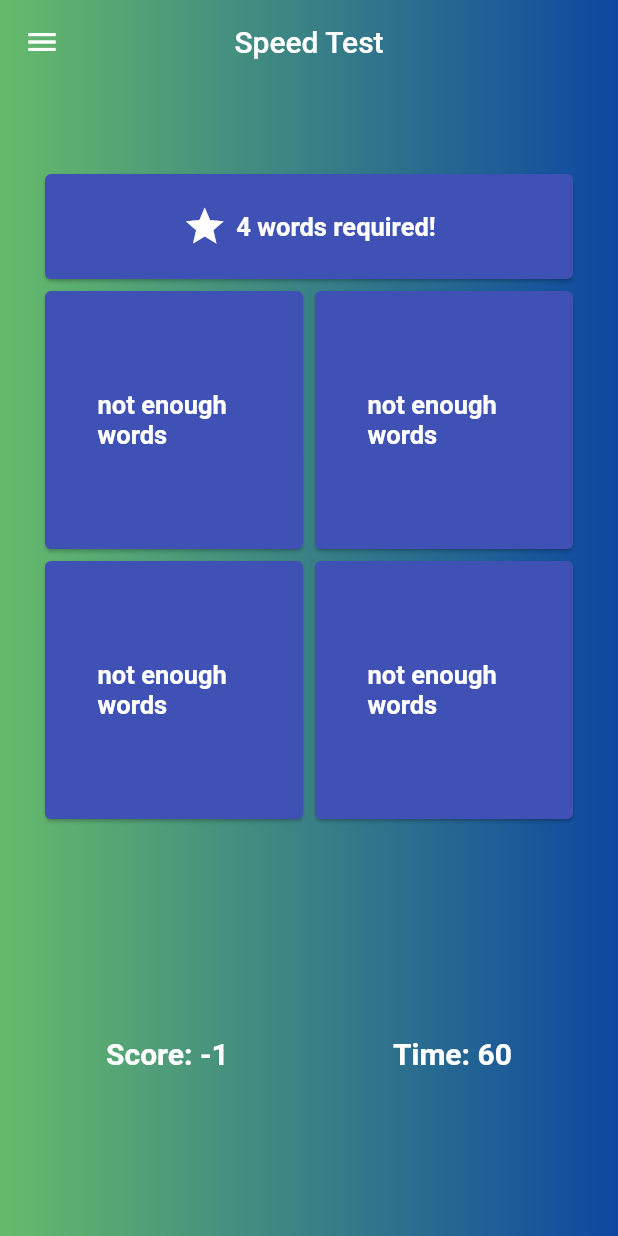
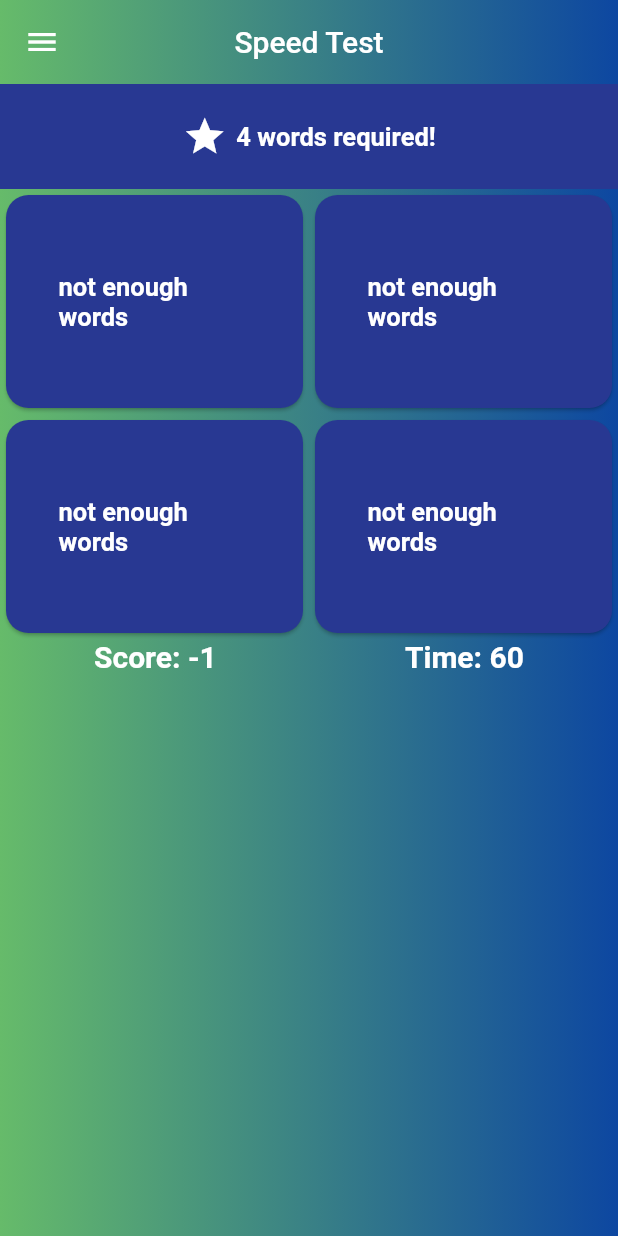
Before and after one commit to erdemsaray/WordFusionApp, a Flutter app: the SpeedTestPage screen opened by its route, after a tap on "not enough words", on a phone screen of 412 x 824 dp. Run offline on Flutter 3.47's test engine with Material 2 defaults, Android fonts, the phone set to English and light mode, and no system bars; our stand-ins replace animated_text_kit, cloud_firestore, firebase_auth, firebase_core, google_sign_in, lottie; missing offline and left inert: translator; accounts and stored records are empty.

Commit message:
speed test düzenlemeleri

```diff
--- a/lib/screens/homepage.dart
+++ b/lib/screens/homepage.dart
@@ -84,7 +84,6 @@ class _HomePageState extends State<HomePage> {
                       ),
                     ),
                     TextFormField(
-
                       style: const TextStyle(color: Colors.white, fontWeight: FontWeight.bold),
                       controller: controllerMean,
                       keyboardType: TextInputType.text,
@@ -143,7 +142,11 @@ class _HomePageState extends State<HomePage> {
                               child: const Text(
                                 "Save New Word",
                               ),
-                                    style: ElevatedButton.styleFrom(backgroundColor: secondColor)))),
+                              style: ButtonStyle(
+                                  backgroundColor: MaterialStateProperty.all(
+                                Colors.indigo,
+                              ))),
+                        ))
                       ],
                     ),
                   ],
--- a/lib/screens/speedtestpage.dart
+++ b/lib/screens/speedtestpage.dart
@@ -15,10 +15,7 @@ class SpeedTestPage extends StatefulWidget {
   State<SpeedTestPage> createState() => _SpeedTestPageState();
 }
 
-Color card0Color = Colors.indigo;
-Color card1Color = Colors.indigo;
-Color card2Color = Colors.indigo;
-Color card3Color = Colors.indigo;
+Color cardColor = Color.fromARGB(255, 40, 56, 146);
 
 Timer? timer;
 int kalanSure = 60;
@@ -34,6 +31,7 @@ bool card3answer = false;
 bool card2answer = false;
 bool card1answer = false;
 bool card0answer = false;
+RoundedRectangleBorder cardShape = RoundedRectangleBorder(borderRadius: BorderRadius.circular(15));
 
 void soruHazirla() {
   cevaplar.clear();
@@ -130,38 +128,14 @@ class _SpeedTestPageState extends State<SpeedTestPage> {
                       Colors.green.shade400,
                       Colors.blue.shade900,
                     ])),
-                    child: Stack(
+                    child: SafeArea(
+                      child: Column(
                         children: [
-                        Center(
-                          child: Container(
-                            height: size.height * 3,
-                            decoration: const BoxDecoration(
-                                //image: DecorationImage(alignment: Alignment.topCenter, image: AssetImage('assets/topheader.png'
-                                //)
-                                //)
-                                ),
-                          ),
-                        ),
-                        SafeArea(
-                          child: Padding(
-                            padding: const EdgeInsets.only(right: 16, left: 16, top: 16),
-                            child: Column(
-                              mainAxisAlignment: MainAxisAlignment.center,
-                              crossAxisAlignment: CrossAxisAlignment.center,
+                          Column(
                             children: [
-                                Padding(
-                                  padding: const EdgeInsets.only(
-                                    right: 10,
-                                    left: 10,
-                                    top: 40,
-                                  ),
-                                  child: Card(
-                                    color: Colors.indigo,
-                                    child: Center(
-                                      child: Column(
-                                        mainAxisSize: MainAxisSize.min,
-                                        children: [
-                                          Row(
+                              Container(
+                                color: cardColor,
+                                child: Row(
                                   mainAxisAlignment: MainAxisAlignment.center,
                                   children: [
                                     const SizedBox(
@@ -181,22 +155,16 @@ class _SpeedTestPageState extends State<SpeedTestPage> {
                                     ),
                                   ],
                                 ),
-                                        ],
                               ),
-                                    ),
-                                  ),
-                                ),
+                              Row(
+                                mainAxisAlignment: MainAxisAlignment.center,
+                                children: [
                                   Expanded(
-                                  child: Padding(
-                                    padding: const EdgeInsets.only(
-                                      right: 10,
-                                      left: 10,
-                                    ),
-                                    child: GridView.count(
-                                      crossAxisCount: 2,
-                                      children: [
-                                        Card(
-                                          color: card0answer ? Colors.green : card0Color,
+                                    child: Container(
+                                      height: 150,
+                                      child: Card(
+                                        shape: cardShape,
+                                        color: cardColor,
                                         child: InkWell(
                                           onTap: () async {
                                             card0answer = dogruMu(cevaplar[0]);
@@ -204,32 +172,25 @@ class _SpeedTestPageState extends State<SpeedTestPage> {
                                               puan++;
                                               setState(() {});
                                             } else {
-                                                card0Color = Colors.red;
                                               wrongWords.add("$questionWord => ${kelimeler[questionWord]}");
                                               puan--;
                                               setState(() {});
                                             }
 
-                                              await Future.delayed(Duration(milliseconds: gecikmeSuresi));
                                             yeniSoruyaGec();
                                           },
                                           splashColor: Colors.blue,
                                           child: Column(
                                             mainAxisAlignment: MainAxisAlignment.center,
                                             crossAxisAlignment: CrossAxisAlignment.center,
-                                              mainAxisSize: MainAxisSize.min,
                                             children: [
-                                                Expanded(
-                                                  child: Center(
+                                              Center(
                                                 child: Padding(
                                                   padding: const EdgeInsets.symmetric(horizontal: 35),
                                                   child: Text(
                                                     cevaplar[0],
                                                     style: const TextStyle(
-                                                            fontSize: 17,
-                                                            color: Colors.white,
-                                                            fontWeight: FontWeight.bold),
-                                                      ),
+                                                        fontSize: 17, color: Colors.white, fontWeight: FontWeight.bold),
                                                   ),
                                                 ),
                                               ),
@@ -237,8 +198,14 @@ class _SpeedTestPageState extends State<SpeedTestPage> {
                                           ),
                                         ),
                                       ),
-                                        Card(
-                                          color: card1answer ? Colors.green : card1Color,
+                                    ),
+                                  ),
+                                  Expanded(
+                                    child: Container(
+                                      height: 150,
+                                      child: Card(
+                                        shape: cardShape,
+                                        color: cardColor,
                                         child: InkWell(
                                           onTap: () async {
                                             card1answer = dogruMu(cevaplar[1]);
@@ -246,12 +213,11 @@ class _SpeedTestPageState extends State<SpeedTestPage> {
                                               puan++;
                                               setState(() {});
                                             } else {
-                                                card1Color = Colors.red;
                                               wrongWords.add("$questionWord => ${kelimeler[questionWord]}");
                                               puan--;
                                               setState(() {});
                                             }
-                                              await Future.delayed(Duration(milliseconds: gecikmeSuresi));
+
                                             yeniSoruyaGec();
                                           },
                                           splashColor: Colors.blue,
@@ -266,9 +232,7 @@ class _SpeedTestPageState extends State<SpeedTestPage> {
                                                   child: Text(
                                                     cevaplar[1],
                                                     style: const TextStyle(
-                                                          fontSize: 17,
-                                                          color: Colors.white,
-                                                          fontWeight: FontWeight.bold),
+                                                        fontSize: 17, color: Colors.white, fontWeight: FontWeight.bold),
                                                   ),
                                                 ),
                                               ],
@@ -276,8 +240,19 @@ class _SpeedTestPageState extends State<SpeedTestPage> {
                                           ),
                                         ),
                                       ),
-                                        Card(
-                                          color: card2answer ? Colors.green : card2Color,
+                                    ),
+                                  ),
+                                ],
+                              ),
+                              Row(
+                                mainAxisAlignment: MainAxisAlignment.center,
+                                children: [
+                                  Expanded(
+                                    child: Container(
+                                      height: 150,
+                                      child: Card(
+                                        shape: cardShape,
+                                        color: cardColor,
                                         child: InkWell(
                                           onTap: () async {
                                             card2answer = dogruMu(cevaplar[2]);
@@ -285,12 +260,11 @@ class _SpeedTestPageState extends State<SpeedTestPage> {
                                               puan++;
                                               setState(() {});
                                             } else {
-                                                card2Color = Colors.red;
                                               wrongWords.add("$questionWord => ${kelimeler[questionWord]}");
                                               puan--;
                                               setState(() {});
                                             }
-                                              await Future.delayed(Duration(milliseconds: gecikmeSuresi));
+
                                             yeniSoruyaGec();
                                           },
                                           splashColor: Colors.blue,
@@ -305,9 +279,7 @@ class _SpeedTestPageState extends State<SpeedTestPage> {
                                                   child: Text(
                                                     cevaplar[2],
                                                     style: const TextStyle(
-                                                          fontSize: 17,
-                                                          color: Colors.white,
-                                                          fontWeight: FontWeight.bold),
+                                                        fontSize: 17, color: Colors.white, fontWeight: FontWeight.bold),
                                                   ),
                                                 ),
                                               ],
@@ -315,8 +287,14 @@ class _SpeedTestPageState extends State<SpeedTestPage> {
                                           ),
                                         ),
                                       ),
-                                        Card(
-                                          color: card3answer ? Colors.green : card3Color,
+                                    ),
+                                  ),
+                                  Expanded(
+                                    child: SizedBox(
+                                      height: 150,
+                                      child: Card(
+                                        shape: cardShape,
+                                        color: cardColor,
                                         child: InkWell(
                                           onTap: () async {
                                             card3answer = dogruMu(cevaplar[3]);
@@ -324,13 +302,11 @@ class _SpeedTestPageState extends State<SpeedTestPage> {
                                               puan++;
                                               setState(() {});
                                             } else {
-                                                card3Color = Colors.red;
                                               wrongWords.add("$questionWord => ${kelimeler[questionWord]}");
                                               puan--;
                                               setState(() {});
                                             }
 
-                                              await Future.delayed(Duration(milliseconds: gecikmeSuresi));
                                             yeniSoruyaGec();
                                           },
                                           splashColor: Colors.blue,
@@ -351,9 +327,11 @@ class _SpeedTestPageState extends State<SpeedTestPage> {
                                           ),
                                         ),
                                       ),
+                                    ),
+                                  ),
                                 ],
                               ),
-                                  ),
+                            ],
                           ),
                           DefaultTextStyle(
                             style: const TextStyle(fontSize: 20, fontWeight: FontWeight.bold),
@@ -371,9 +349,6 @@ class _SpeedTestPageState extends State<SpeedTestPage> {
                         ],
                       ),
                     ),
-                        )
-                      ],
-                    ),
                   );
           }),
     );
@@ -388,24 +363,8 @@ class _SpeedTestPageState extends State<SpeedTestPage> {
   }
 
   void yeniSoruyaGec() {
-    card0Color = Colors.indigo;
-    card1Color = Colors.indigo;
-    card2Color = Colors.indigo;
-    card3Color = Colors.indigo;
-    card3answer = false;
-    card2answer = false;
-    card1answer = false;
-    card0answer = false;
     soruHazirla();
     setState(() {});
-  }
-
-  bool yanlisVarMi() {
-    if (card0Color == Colors.red || card1Color == Colors.red || card2Color == Colors.red || card3Color == Colors.red) {
-      return true;
-    } else {
-      return false;
-    }
   }
 
   void startTimer() {
--- a/lib/screens/testresultpage.dart
+++ b/lib/screens/testresultpage.dart
@@ -1,5 +1,4 @@
 import 'package:animated_text_kit/animated_text_kit.dart';
-import 'package:firebase_login_project/utils/project_variables.dart';
 import 'package:flutter/material.dart';
 import 'package:lottie/lottie.dart';
 
@@ -17,10 +16,14 @@ class _TestResultPageState extends State<TestResultPage> {
   @override
   Widget build(BuildContext context) {
     var screenWidth = MediaQuery.of(context).size.width;
+    var screenHeight = MediaQuery.of(context).size.height;
+
     return Scaffold(
+      extendBodyBehindAppBar: true,
       appBar: AppBar(
+        elevation: 0,
         centerTitle: true,
-        backgroundColor: ColorItems.mainColor,
+        backgroundColor: Colors.transparent,
         title: AnimatedTextKit(
           animatedTexts: [WavyAnimatedText("Speed Test Result")],
         ),
@@ -28,15 +31,22 @@ class _TestResultPageState extends State<TestResultPage> {
       body: Container(
         constraints: const BoxConstraints.expand(),
         decoration: BoxDecoration(gradient: LinearGradient(colors: [Colors.green.shade400, Colors.blue.shade900])),
+        child: SafeArea(
+          child: Container(
+            width: screenWidth - 100,
+            height: screenHeight - 200,
             child: Column(
               mainAxisAlignment: MainAxisAlignment.center,
               crossAxisAlignment: CrossAxisAlignment.center,
               children: [
-            SizedBox(
+                Visibility(
+                  visible: widget.point == 0 ? false : true,
+                  child: SizedBox(
                     height: 170,
                     child: Align(
                       alignment: Alignment.bottomCenter,
                       child: Lottie.asset('assets/lottie/congratulations.json'),
+                    ),
                   ),
                 ),
                 Text(
@@ -68,6 +78,8 @@ class _TestResultPageState extends State<TestResultPage> {
               ],
             ),
           ),
+        ),
+      ),
     );
   }
 }
```
Lines whose indentation alone changed are shown as unchanged.
